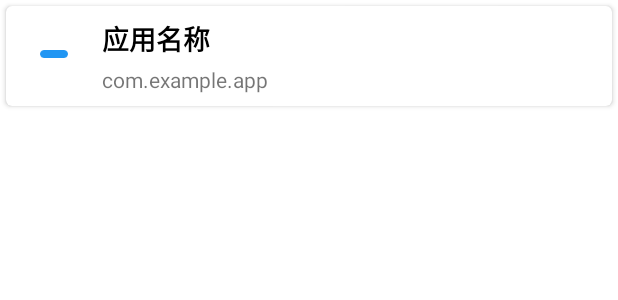
After one commit to haidao128/test, an Android app: the layout item_app_info.xml on its own in the app's theme, with its tools: preview values and no code run, on a phone screen of 412 x 824 dp. The commit adds this screen. Shown: the top 300 px of the screen. Run offline under Robolectric (Android 15) with nearby library versions, the phone set to English and light mode, and no system bars.

```diff
--- a/mobile_platform_creator/android/build.gradle
+++ b/mobile_platform_creator/android/build.gradle
@@ -20,7 +20,7 @@ android {
     defaultConfig {
         applicationId "com.mobileplatform.creator"
         minSdk 24
-        targetSdk 33
+        targetSdk 34
         versionCode 1
         versionName "1.0"
 
--- /dev/null
+++ b/mobile_platform_creator/android/src/main/res/layout/item_app_info.xml
@@ -0,0 +1,49 @@
+<?xml version="1.0" encoding="utf-8"?>
+<androidx.cardview.widget.CardView xmlns:android="http://schemas.android.com/apk/res/android"
+    xmlns:app="http://schemas.android.com/apk/res-auto"
+    xmlns:tools="http://schemas.android.com/tools"
+    android:layout_width="match_parent"
+    android:layout_height="wrap_content"
+    android:layout_margin="4dp"
+    app:cardCornerRadius="4dp"
+    app:cardElevation="2dp">
+
+    <androidx.constraintlayout.widget.ConstraintLayout
+        android:layout_width="match_parent"
+        android:layout_height="wrap_content"
+        android:padding="8dp">
+
+        <ImageView
+            android:id="@+id/imageView_app_icon"
+            android:layout_width="48dp"
+            android:layout_height="48dp"
+            app:layout_constraintStart_toStartOf="parent"
+            app:layout_constraintTop_toTopOf="parent"
+            tools:srcCompat="@mipmap/ic_launcher" />
+
+        <TextView
+            android:id="@+id/textView_app_name"
+            android:layout_width="0dp"
+            android:layout_height="wrap_content"
+            android:layout_marginStart="8dp"
+            android:textAppearance="@style/TextAppearance.AppCompat.Medium"
+            android:textStyle="bold"
+            app:layout_constraintEnd_toEndOf="parent"
+            app:layout_constraintStart_toEndOf="@id/imageView_app_icon"
+            app:layout_constraintTop_toTopOf="@id/imageView_app_icon"
+            tools:text="应用名称" />
+
+        <TextView
+            android:id="@+id/textView_package_name"
+            android:layout_width="0dp"
+            android:layout_height="wrap_content"
+            android:layout_marginTop="4dp"
+            android:textAppearance="@style/TextAppearance.AppCompat.Small"
+            app:layout_constraintEnd_toEndOf="parent"
+            app:layout_constraintStart_toStartOf="@id/textView_app_name"
+            app:layout_constraintTop_toBottomOf="@id/textView_app_name"
+            tools:text="com.example.app" />
+
+    </androidx.constraintlayout.widget.ConstraintLayout>
+
+</androidx.cardview.widget.CardView>
--- a/mobile_platform_creator/android/src/main/res/values/themes.xml
+++ b/mobile_platform_creator/android/src/main/res/values/themes.xml
@@ -1,10 +1,20 @@
 <?xml version="1.0" encoding="utf-8"?>
 <resources>
     <style name="Theme.MobilePlatformCreator" parent="Theme.MaterialComponents.Light.DarkActionBar">
+        <item name="windowActionBar">false</item>
+        <item name="windowNoTitle">true</item>
         <item name="colorPrimary">@color/primary</item>
-        <item name="colorPrimaryDark">@color/primary_dark</item>
-        <item name="colorAccent">@color/accent</item>
+        <item name="colorPrimaryVariant">@color/primary_dark</item>
+        <item name="colorOnPrimary">@color/white</item>
+        <item name="colorSecondary">@color/accent</item>
+        <item name="colorSecondaryVariant">@color/accent</item>
+        <item name="colorOnSecondary">@color/black</item>
+        <item name="android:statusBarColor">?attr/colorPrimaryVariant</item>
         <item name="android:textColorPrimary">@color/black</item>
         <item name="android:textColorSecondary">@color/black</item>
     </style>
+
+    <style name="Theme.MobilePlatformCreator.AppBarOverlay" parent="ThemeOverlay.AppCompat.Dark.ActionBar" />
+
+    <style name="Theme.MobilePlatformCreator.PopupOverlay" parent="ThemeOverlay.AppCompat.Light" />
 </resources>
--- a/mobile_platform_creator/gradle.properties
+++ b/mobile_platform_creator/gradle.properties
@@ -10,7 +10,6 @@ android.enableJetifier=true
 # Increase Gradle Daemon JVM memory settings to avoid Metaspace issues
 org.gradle.jvmargs=-Xmx2g -XX:MaxMetaspaceSize=1g -Dfile.encoding=UTF-8
 
-android.defaults.buildfeatures.buildconfig=true
 android.nonTransitiveRClass=false
 android.nonFinalResIds=false
 
```
Also changed, not shown: mobile_platform_creator/android/src/main/java/com/mobileplatform/creator/MainActivity.java (+80 -5 lines), mobile_platform_creator/android/src/main/java/com/mobileplatform/creator/adapter/AppInfoAdapter.java (added, +86 -0 lines), mobile_platform_creator/android/src/main/java/com/mobileplatform/creator/ui/batch/BatchManagerActivity.java (added, +15 -0 lines), mobile_platform_creator/android/src/main/java/com/mobileplatform/creator/ui/category/CategoryManagerActivity.java (added, +15 -0 lines), mobile_platform_creator/android/src/main/java/com/mobileplatform/creator/ui/log/InstallLogActivity.java (added, +15 -0 lines), mobile_platform_creator/android/src/main/java/com/mobileplatform/creator/ui/mpk/MPKCreatorActivity.java (added, +15 -0 lines), mobile_platform_creator/android/src/main/java/com/mobileplatform/creator/update/UpdateCheckService.java (added, +23 -0 lines), mobile_platform_creator/android/src/main/res/layout/activity_main.xml (+30 -8 lines), mobile_platform_creator/android/src/main/res/menu/menu_main.xml (added, +31 -0 lines), 63 other files.
